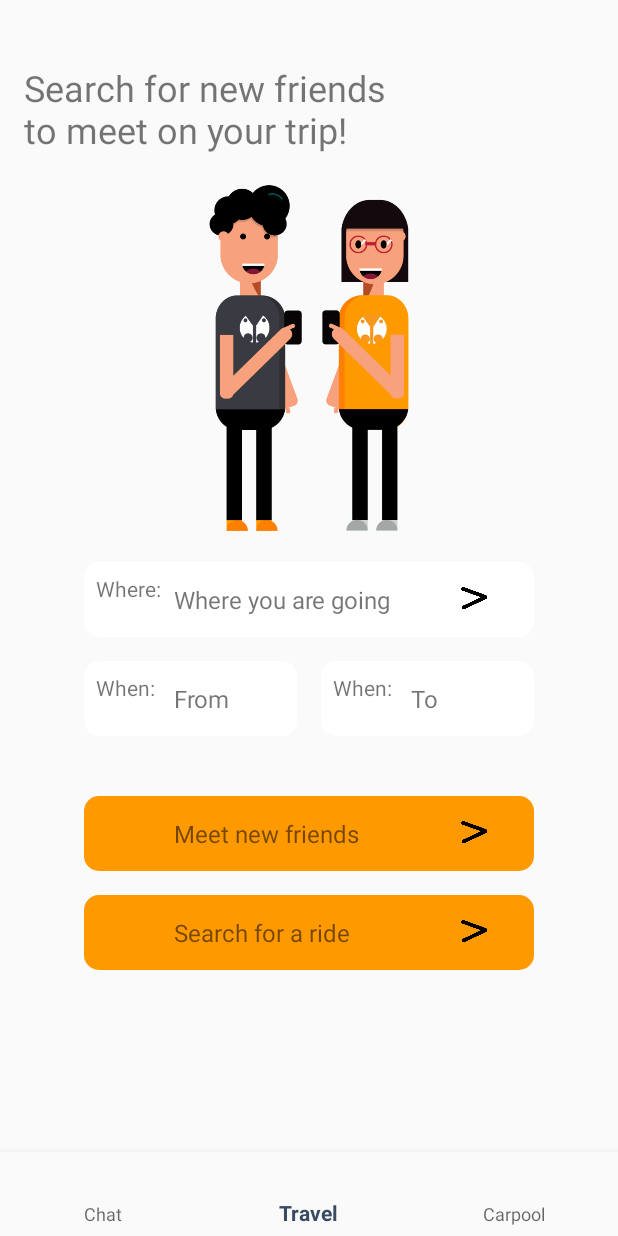
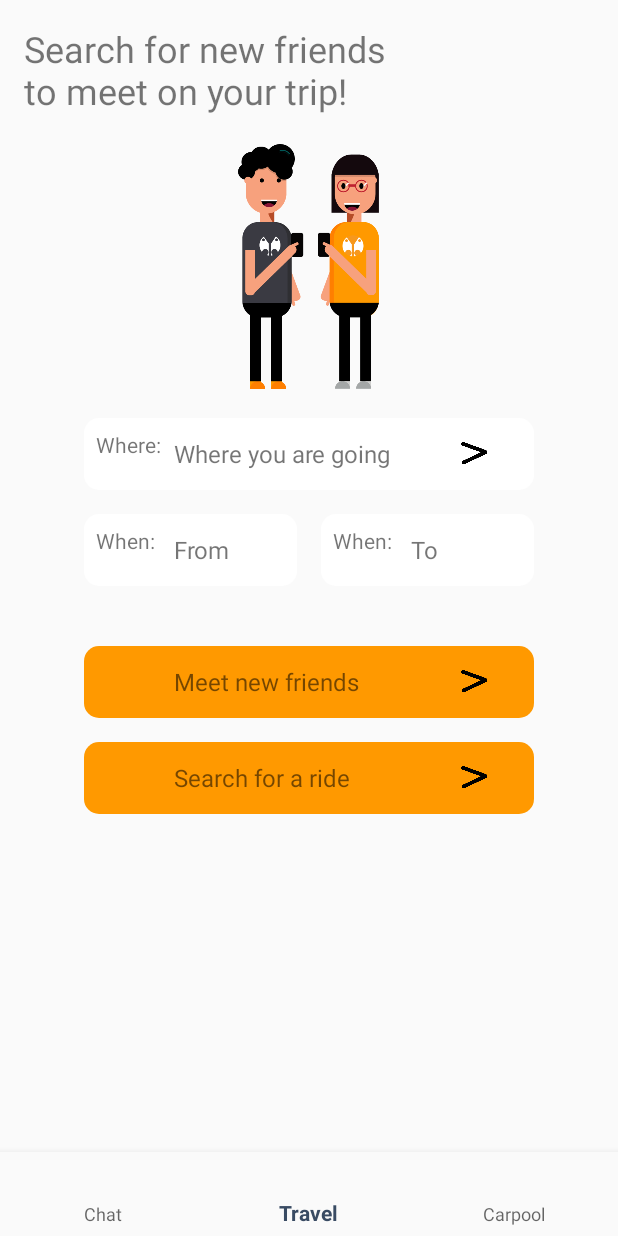
Before and after one commit to NikoNakkan/OoYoO, an Android app: the screen it shows after launch once a user with an empty profile is signed in (MainActivity), on a phone screen of 412 x 824 dp. Run offline under Robolectric (Android 15) with nearby library versions, the phone set to English and light mode, and no system bars; our stand-ins replace Firebase (no records; nobody signed in at launch, a user with empty details on screens opened directly).

Commit message:
Some Ui changes so app can look cuter

```diff
--- a/Project-code/ooYoo/app/src/main/java/com/softeng/ooyoo/user/BecomeTravellerActivity.kt
+++ b/Project-code/ooYoo/app/src/main/java/com/softeng/ooyoo/user/BecomeTravellerActivity.kt
@@ -43,7 +43,7 @@ class BecomeTravellerActivity : AppCompatActivity() {
             countryPicker.show(supportFragmentManager, "COUNTRY_PICKER")
         }
 
-        becomeTravellerWhen.setOnClickListener {
+      /*  becomeTravellerWhen.setOnClickListener {
             val datePickerDialog = DatePickerDialog(
                 this,
                 { _: DatePicker, year: Int, month: Int, day: Int ->
@@ -59,6 +59,8 @@ class BecomeTravellerActivity : AppCompatActivity() {
             )
             datePickerDialog.show()
         }
+
+       */
 
         //TODO add another date picker, in it set the end date
         endTravelDate["Year"] = 2000
--- a/Project-code/ooYoo/app/src/main/res/layout/fragment_search_for_travelers.xml
+++ b/Project-code/ooYoo/app/src/main/res/layout/fragment_search_for_travelers.xml
@@ -12,13 +12,13 @@
         android:layout_height="wrap_content"
         android:textSize="24sp"
         android:layout_marginLeft="16dp"
-        android:layout_marginTop="42dp"
+        android:layout_marginTop="16dp"
         android:text="Search for new friends\nto meet on your trip!"
         android:id="@+id/and_meet_new_people_tv_becometrravleler"/>
 
     <ImageView
-        android:layout_width="240dp"
-        android:layout_height="240dp"
+        android:layout_width="170dp"
+        android:layout_height="170dp"
         android:layout_below="@+id/and_meet_new_people_tv_becometrravleler"
         android:layout_centerHorizontal="true"
         android:layout_marginTop="16dp"
@@ -27,7 +27,7 @@
 
     <RelativeLayout
         android:layout_width="300dp"
-        android:layout_height="50dp"
+        android:layout_height="48dp"
         android:layout_below="@id/friends_phones_search_for_people"
         android:layout_centerHorizontal="true"
         android:background="@drawable/white_button_curvy_boy"
@@ -75,7 +75,7 @@
     <RelativeLayout
         android:layout_weight="1"
         android:layout_width="100dp"
-        android:layout_height="50dp"
+        android:layout_height="48dp"
         android:layout_below="@id/searchTravelersWhere"
         android:layout_centerHorizontal="true"
         android:background="@drawable/white_button_curvy_boy"
@@ -105,7 +105,7 @@
             android:layout_height="0dp"/>
         <RelativeLayout
             android:layout_width="100dp"
-            android:layout_height="50dp"
+            android:layout_height="48dp"
             android:layout_weight="1"
             android:background="@drawable/white_button_curvy_boy"
             android:id="@+id/searchTravelerWhenTo"
@@ -134,7 +134,7 @@
 
     <RelativeLayout
         android:layout_width="300dp"
-        android:layout_height="50dp"
+        android:layout_height="48dp"
         android:layout_below="@id/searchTravelerWhenLinear"
         android:layout_centerHorizontal="true"
         android:background="@drawable/orange_curvy_button"
@@ -163,7 +163,7 @@
 
     <RelativeLayout
         android:layout_width="300dp"
-        android:layout_height="50dp"
+        android:layout_height="48dp"
         android:layout_below="@id/searchTravelerButton"
         android:layout_centerHorizontal="true"
         android:background="@drawable/orange_curvy_button"
```
